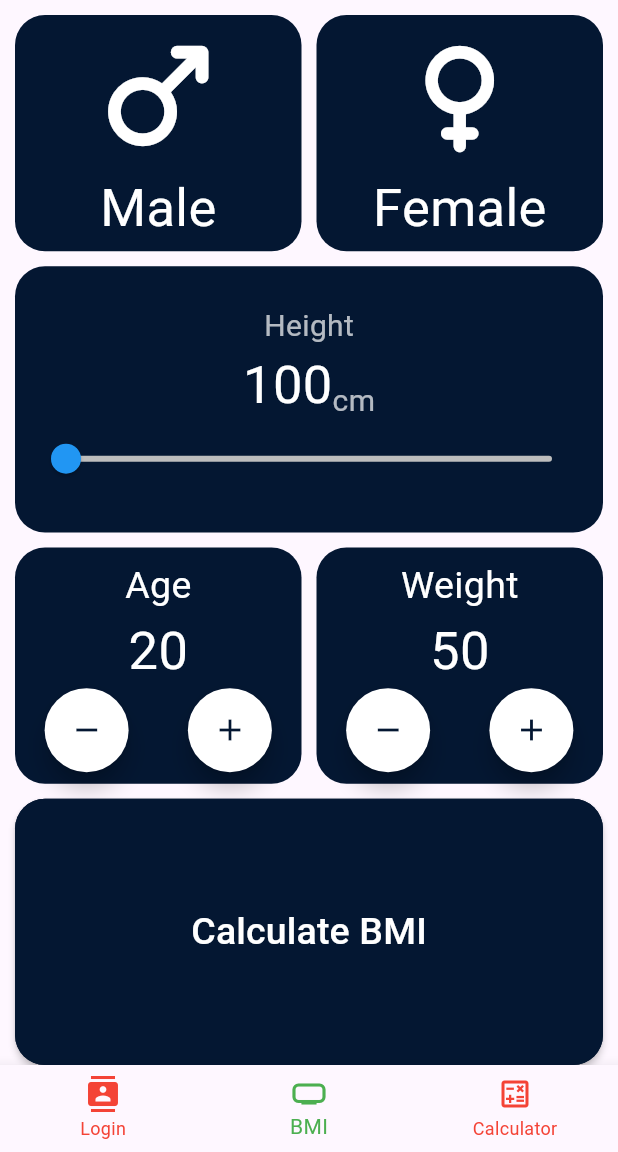
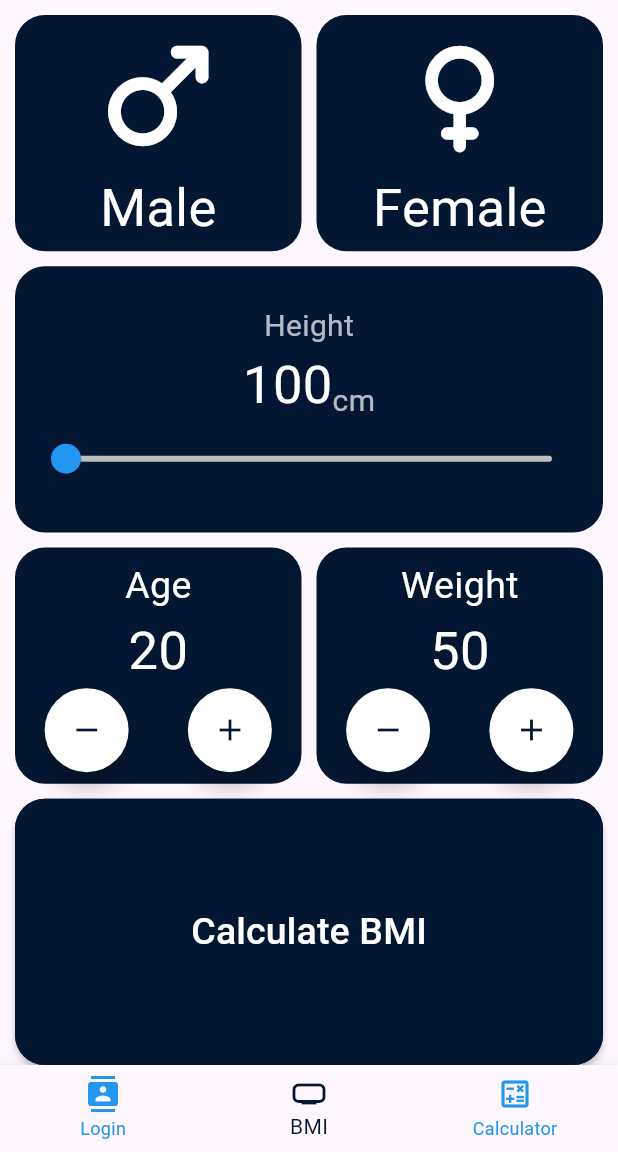
Before and after one commit to omar-el-samahy/bmi, a Flutter app: the screen it shows after launch, on a phone screen of 412 x 824 dp, the part 84-1236 px from its top. Run offline on Flutter 3.47's test engine with Material 3 defaults, Android fonts, the phone set to English and light mode, and no system bars.

Commit message:
navigation bar

```diff
--- a/lib/home.dart
+++ b/lib/home.dart
@@ -18,8 +18,8 @@ class _BMICalculatorScreenState extends State<BMICalculatorScreen> {
   Widget build(BuildContext context) {
     return Scaffold(
       bottomNavigationBar: BottomNavigationBar(
-          selectedItemColor: Colors.green,
-          unselectedItemColor: Colors.red,
+          selectedItemColor: Color(0xff041732),
+          unselectedItemColor: Colors.blue,
           currentIndex: i,
           onTap: (int x) {
             i = x;
```
Also changed, not shown: lib/screens/calc.dart (+4 -4 lines).
